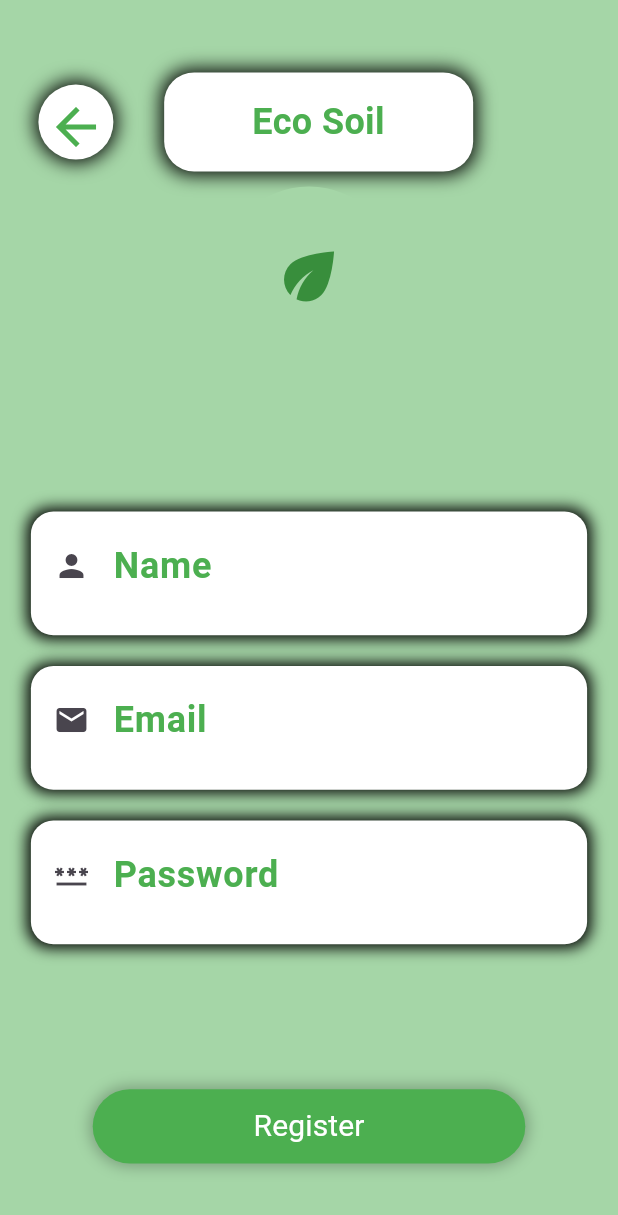
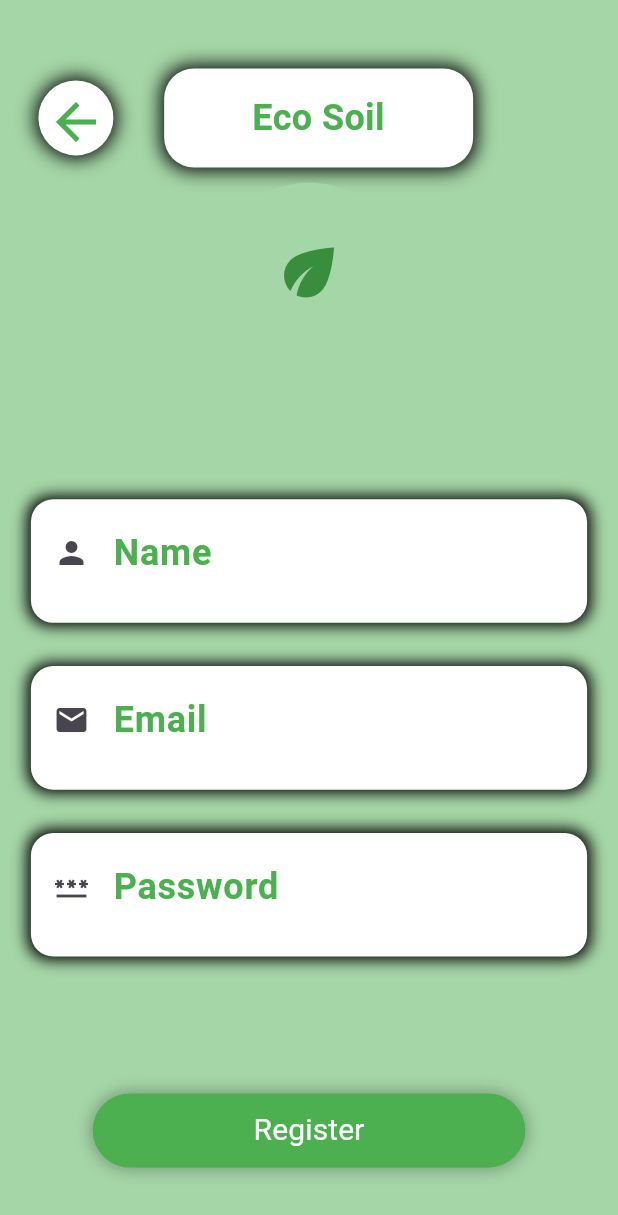
Before and after one commit to KonstantinZlatew/HackTues11, a Flutter app: the RegisterPage screen opened by its route, on a phone screen of 412 x 824 dp. Shown: the top 1215 px of the screen. Run offline on Flutter 3.47's test engine with Material 3 defaults, Android fonts, the phone set to English and light mode, and no system bars; our stand-ins replace cloud_firestore, firebase_auth, firebase_core, firebase_messaging, firebase_storage, get_it; accounts and stored records are empty.

Commit message:
fixed register UI bug

```diff
--- a/flutter/hackware/lib/pages/register_page.dart
+++ b/flutter/hackware/lib/pages/register_page.dart
@@ -123,7 +123,7 @@ class _RegisterPageState extends State<RegisterPage> {
 
   Widget _registrationForm() {
     return Container(
-      height: _deviceHeight! * 0.35,
+      height: _deviceHeight! * 0.37,
       child: Form(
           key: _registerFormState,
           child: Column(
```
Also changed, not shown: flutter/hackware/pubspec.lock.
